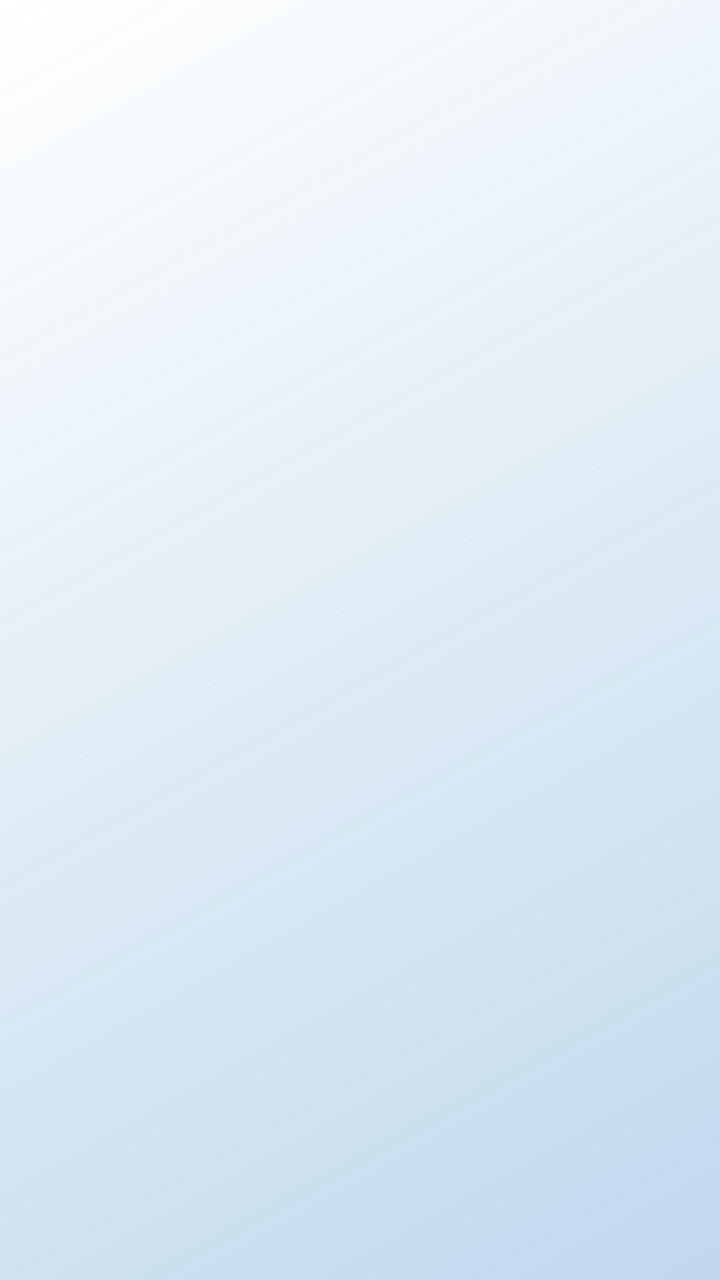
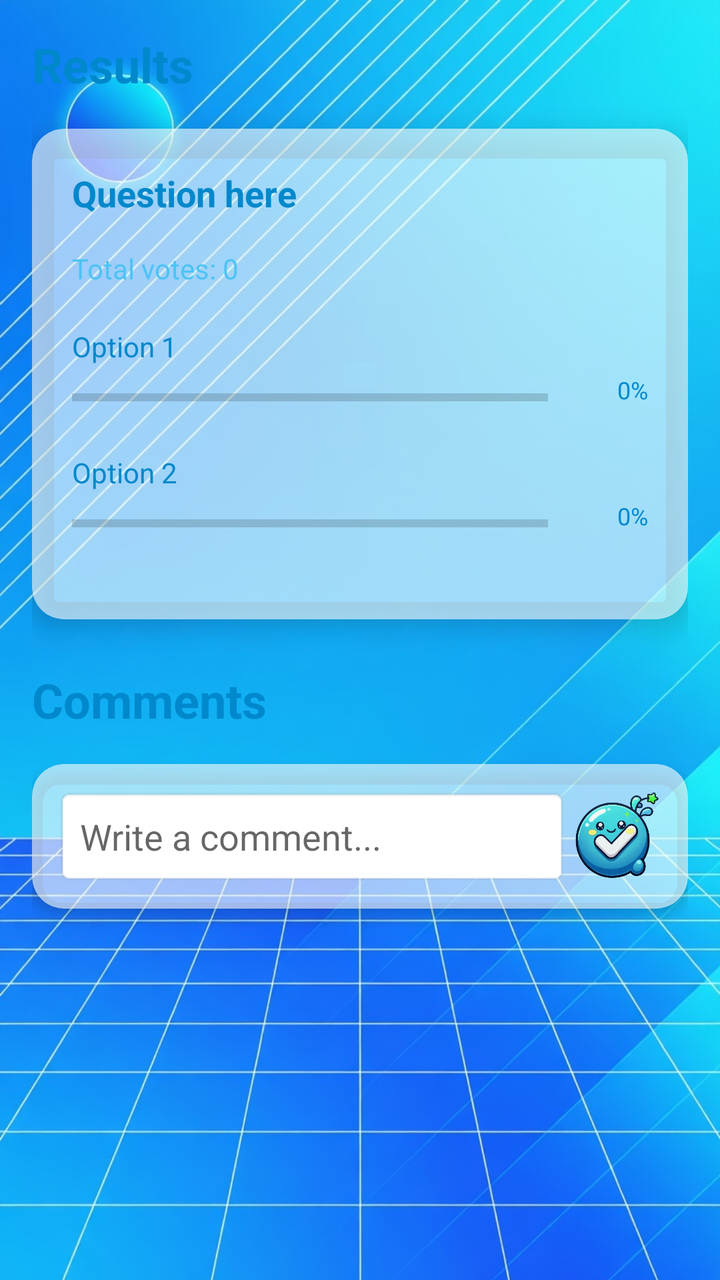

Compare the two renders of this Android layout. The source of the first and the diff that turns it into the second are given below.
<!-- AndroidManifest.xml: application theme Theme.PollCore -->
<!-- res/layout/activity_comments.xml -->
<?xml version="1.0" encoding="utf-8"?>
<androidx.constraintlayout.widget.ConstraintLayout xmlns:android="http://schemas.android.com/apk/res/android"
    xmlns:app="http://schemas.android.com/apk/res-auto"
    xmlns:tools="http://schemas.android.com/tools"
    android:id="@+id/main"
    android:layout_width="match_parent"
    android:layout_height="match_parent"
    tools:context=".activities.Comments">

</androidx.constraintlayout.widget.ConstraintLayout>
<!-- resources referenced by this layout -->
<resources>
  <style name="Theme.PollCore" parent="Base.Theme.PollCore" />
  <style name="Base.Theme.PollCore" parent="Theme.MaterialComponents.DayNight.DarkActionBar">
          
          <item name="colorPrimary">@color/frutiger_blue_dark</item>
          <item name="colorPrimaryVariant">@color/frutiger_blue_deep</item>
          <item name="colorOnPrimary">@android:color/white</item>
  
          
          <item name="android:statusBarColor">@color/frutiger_blue_dark</item>
  
          
          <item name="android:windowBackground">@drawable/bg_frutiger_gradient</item>
  
          
          <item name="android:popupMenuStyle">@style/Widget.PollCore.PopupMenu</item>
      </style>
  <color name="frutiger_blue_dark">#0088CC</color>
  <color name="frutiger_blue_deep">#0066B3</color>
  <!-- drawable bg_frutiger_gradient (drawable) -->
  <?xml version="1.0" encoding="utf-8"?>
  <shape xmlns:android="http://schemas.android.com/apk/res/android">
      <gradient
          android:startColor="#400066B3"
          android:endColor="#0000A3E0"
          android:angle="135"
          android:type="linear" />
  </shape>
  <style name="Widget.PollCore.PopupMenu" parent="Widget.MaterialComponents.PopupMenu">
          <item name="android:popupBackground">@color/aero_glass</item>
          <item name="android:textColor">@color/frutiger_blue_dark</item>
      </style>
  <color name="aero_glass">#99FFFFFF</color>
</resources>

<!-- the commit's change to res/layout/activity_comments.xml (unified diff, before → after) -->
@@ -5,6 +5,281 @@
     android:id="@+id/main"
     android:layout_width="match_parent"
     android:layout_height="match_parent"
+    android:background="@drawable/results"
     tools:context=".activities.Comments">
 
+    <ScrollView
+        android:layout_width="match_parent"
+        android:layout_height="match_parent"
+        android:fillViewport="true"
+        app:layout_constraintBottom_toBottomOf="parent"
+        app:layout_constraintEnd_toEndOf="parent"
+        app:layout_constraintStart_toStartOf="parent"
+        app:layout_constraintTop_toTopOf="parent">
+
+        <LinearLayout
+            android:layout_width="match_parent"
+            android:layout_height="wrap_content"
+            android:orientation="vertical"
+            android:padding="16dp">
+
+            
+            <TextView
+                android:layout_width="wrap_content"
+                android:layout_height="wrap_content"
+                android:layout_marginBottom="16dp"
+                android:text="Results"
+                android:textColor="@color/frutiger_blue_dark"
+                android:textSize="24sp"
+                android:textStyle="bold" />
+
+            
+            <androidx.cardview.widget.CardView
+                android:layout_width="match_parent"
+                android:layout_height="wrap_content"
+                android:layout_marginBottom="24dp"
+                app:cardCornerRadius="16dp"
+                app:cardElevation="8dp"
+                app:cardBackgroundColor="@color/aero_glass">
+
+                <LinearLayout
+                    android:layout_width="match_parent"
+                    android:layout_height="wrap_content"
+                    android:orientation="vertical"
+                    android:padding="20dp">
+
+                    <TextView
+                        android:id="@+id/tvPollQuestion"
+                        android:layout_width="match_parent"
+                        android:layout_height="wrap_content"
+                        android:layout_marginBottom="16dp"
+                        android:text="Question here"
+                        android:textColor="@color/frutiger_blue_dark"
+                        android:textSize="18sp"
+                        android:textStyle="bold" />
+
+                    <TextView
+                        android:id="@+id/tvTotalVotes"
+                        android:layout_width="match_parent"
+                        android:layout_height="wrap_content"
+                        android:layout_marginBottom="20dp"
+                        android:text="Total votes: 0"
+                        android:textColor="@color/frutiger_blue_light"
+                        android:textSize="14sp" />
+
+                    <TextView
+                        android:id="@+id/tvOption1Text"
+                        android:layout_width="match_parent"
+                        android:layout_height="wrap_content"
+                        android:text="Option 1"
+                        android:textColor="@color/frutiger_blue_dark"
+                        android:textSize="14sp"
+                        android:layout_marginBottom="4dp" />
+
+                    <LinearLayout
+                        android:layout_width="match_parent"
+                        android:layout_height="wrap_content"
+                        android:orientation="horizontal"
+                        android:layout_marginBottom="16dp">
+
+                        <ProgressBar
+                            android:id="@+id/progressOption1"
+                            style="?android:attr/progressBarStyleHorizontal"
+                            android:layout_width="0dp"
+                            android:layout_height="24dp"
+                            android:layout_weight="1"
+                            android:progress="0"
+                            android:progressTint="@color/frutiger_blue_bright" />
+
+                        <TextView
+                            android:id="@+id/tvOption1Percent"
+                            android:layout_width="50dp"
+                            android:layout_height="wrap_content"
+                            android:text="0%"
+                            android:textColor="@color/frutiger_blue_dark"
+                            android:textSize="12sp"
+                            android:gravity="end"
+                            android:paddingStart="8dp" />
+                    </LinearLayout>
+
+                    <TextView
+                        android:id="@+id/tvOption2Text"
+                        android:layout_width="match_parent"
+                        android:layout_height="wrap_content"
+                        android:text="Option 2"
+                        android:textColor="@color/frutiger_blue_dark"
+                        android:textSize="14sp"
+                        android:layout_marginBottom="4dp" />
+
+                    <LinearLayout
+                        android:layout_width="match_parent"
+                        android:layout_height="wrap_content"
+                        android:orientation="horizontal"
+                        android:layout_marginBottom="16dp">
+
+                        <ProgressBar
+                            android:id="@+id/progressOption2"
+                            style="?android:attr/progressBarStyleHorizontal"
+                            android:layout_width="0dp"
+                            android:layout_height="24dp"
+                            android:layout_weight="1"
+                            android:progress="0"
+                            android:progressTint="@color/frutiger_blue_bright" />
+
+                        <TextView
+                            android:id="@+id/tvOption2Percent"
+                            android:layout_width="50dp"
+                            android:layout_height="wrap_content"
+                            android:text="0%"
+                            android:textColor="@color/frutiger_blue_dark"
+                            android:textSize="12sp"
+                            android:gravity="end"
+                            android:paddingStart="8dp" />
+                    </LinearLayout>
+
+                    <LinearLayout
+                        android:id="@+id/layoutOption3"
+                        android:layout_width="match_parent"
+                        android:layout_height="wrap_content"
+                        android:orientation="vertical"
+                        android:visibility="gone">
+
+                        <TextView
+                            android:id="@+id/tvOption3Text"
+                            android:layout_width="match_parent"
+                            android:layout_height="wrap_content"
+                            android:text="Option 3"
+                            android:textColor="@color/frutiger_blue_dark"
+                            android:textSize="14sp"
+                            android:layout_marginBottom="4dp" />
+
+                        <LinearLayout
+                            android:layout_width="match_parent"
+                            android:layout_height="wrap_content"
+                            android:orientation="horizontal"
+                            android:layout_marginBottom="16dp">
+
+                            <ProgressBar
+                                android:id="@+id/progressOption3"
+                                style="?android:attr/progressBarStyleHorizontal"
+                                android:layout_width="0dp"
+                                android:layout_height="24dp"
+                                android:layout_weight="1"
+                                android:progress="0"
+                                android:progressTint="@color/frutiger_blue_bright" />
+
+                            <TextView
+                                android:id="@+id/tvOption3Percent"
+                                android:layout_width="50dp"
+                                android:layout_height="wrap_content"
+                                android:text="0%"
+                                android:textColor="@color/frutiger_blue_dark"
+                                android:textSize="12sp"
+                                android:gravity="end"
+                                android:paddingStart="8dp" />
+                        </LinearLayout>
+                    </LinearLayout>
+
+                    <LinearLayout
+                        android:id="@+id/layoutOption4"
+                        android:layout_width="match_parent"
+                        android:layout_height="wrap_content"
+                        android:orientation="vertical"
+                        android:visibility="gone">
+
+                        <TextView
+                            android:id="@+id/tvOption4Text"
+                            android:layout_width="match_parent"
+                            android:layout_height="wrap_content"
+                            android:text="Option 4"
+                            android:textColor="@color/frutiger_blue_dark"
+                            android:textSize="14sp"
+                            android:layout_marginBottom="4dp" />
+
+                        <LinearLayout
+                            android:layout_width="match_parent"
+                            android:layout_height="wrap_content"
+                            android:orientation="horizontal"
+                            android:layout_marginBottom="16dp">
+
+                            <ProgressBar
+                                android:id="@+id/progressOption4"
+                                style="?android:attr/progressBarStyleHorizontal"
+                                android:layout_width="0dp"
+                                android:layout_height="24dp"
+                                android:layout_weight="1"
+                                android:progress="0"
+                                android:progressTint="@color/frutiger_blue_bright" />
+
+                            <TextView
+                                android:id="@+id/tvOption4Percent"
+                                android:layout_width="50dp"
+                                android:layout_height="wrap_content"
+                                android:text="0%"
+                                android:textColor="@color/frutiger_blue_dark"
+                                android:textSize="12sp"
+                                android:gravity="end"
+                                android:paddingStart="8dp" />
+                        </LinearLayout>
+                    </LinearLayout>
+
+                </LinearLayout>
+
+            </androidx.cardview.widget.CardView>
+
+            <TextView
+                android:layout_width="wrap_content"
+                android:layout_height="wrap_content"
+                android:layout_marginBottom="16dp"
+                android:text="Comments"
+                android:textColor="@color/frutiger_blue_dark"
+                android:textSize="24sp"
+                android:textStyle="bold" />
+
+            <androidx.cardview.widget.CardView
+                android:layout_width="match_parent"
+                android:layout_height="wrap_content"
+                android:layout_marginBottom="16dp"
+                app:cardCornerRadius="16dp"
+                app:cardElevation="4dp"
+                app:cardBackgroundColor="@color/aero_glass">
+
+                <LinearLayout
+                    android:layout_width="match_parent"
+                    android:layout_height="wrap_content"
+                    android:orientation="horizontal"
+                    android:padding="12dp">
+
+                    <EditText
+                        android:id="@+id/etComment"
+                        android:layout_width="0dp"
+                        android:layout_height="wrap_content"
+                        android:layout_weight="1"
+                        android:hint="Write a comment..."
+                        android:inputType="textMultiLine"
+                        android:maxLines="3"
+                        android:background="@android:drawable/editbox_background"
+                        android:padding="12dp" />
+
+                    <ImageButton
+                        android:id="@+id/btnPostComment"
+                        android:layout_width="48dp"
+                        android:layout_height="48dp"
+                        android:src="@drawable/buttonblue"
+                        android:background="@android:color/transparent"
+                        android:scaleType="fitCenter" />
+
+                </LinearLayout>
+
+            </androidx.cardview.widget.CardView>
+
+            <androidx.recyclerview.widget.RecyclerView
+                android:id="@+id/rvComments"
+                android:layout_width="match_parent"
+                android:layout_height="wrap_content" />
+
+        </LinearLayout>
+
+    </ScrollView>
+
 </androidx.constraintlayout.widget.ConstraintLayout>
<!-- resource entries referenced after the edit -->
@@ -1,5 +1,11 @@
 <!-- resources referenced by this layout -->
 <resources>
+  <color name="aero_glass">#99FFFFFF</color>
+  <color name="frutiger_blue_bright">#7DD9FF</color>
+  <color name="frutiger_blue_dark">#0088CC</color>
+  <color name="frutiger_blue_light">#4DC3F5</color>
+  <!-- drawable buttonblue: png bitmap (drawable, 251468 bytes) -->
+  <!-- drawable results: jpg bitmap (drawable, 241055 bytes) -->
   <style name="Theme.PollCore" parent="Base.Theme.PollCore" />
   <style name="Base.Theme.PollCore" parent="Theme.MaterialComponents.DayNight.DarkActionBar">
           
@@ -16,7 +22,6 @@
           
           <item name="android:popupMenuStyle">@style/Widget.PollCore.PopupMenu</item>
       </style>
-  <color name="frutiger_blue_dark">#0088CC</color>
   <color name="frutiger_blue_deep">#0066B3</color>
   <!-- drawable bg_frutiger_gradient (drawable) -->
   <?xml version="1.0" encoding="utf-8"?>
@@ -31,6 +36,5 @@
           <item name="android:popupBackground">@color/aero_glass</item>
           <item name="android:textColor">@color/frutiger_blue_dark</item>
       </style>
-  <color name="aero_glass">#99FFFFFF</color>
 </resources>
 
